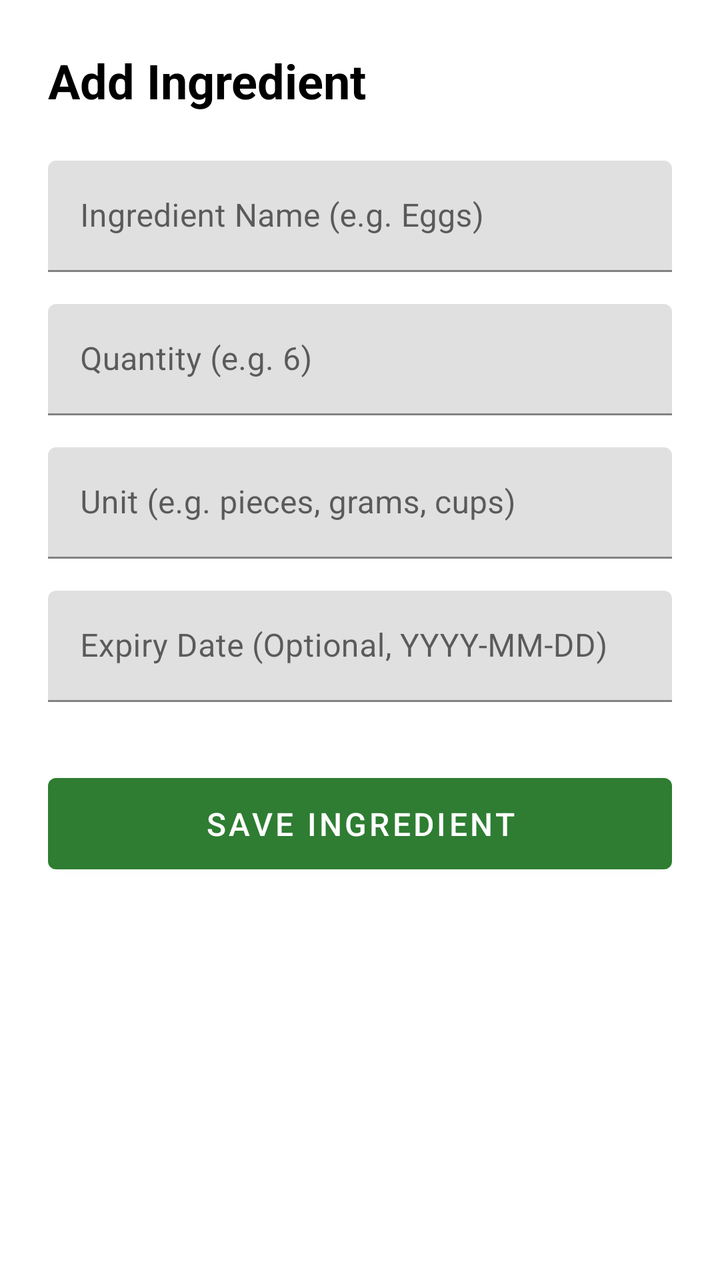
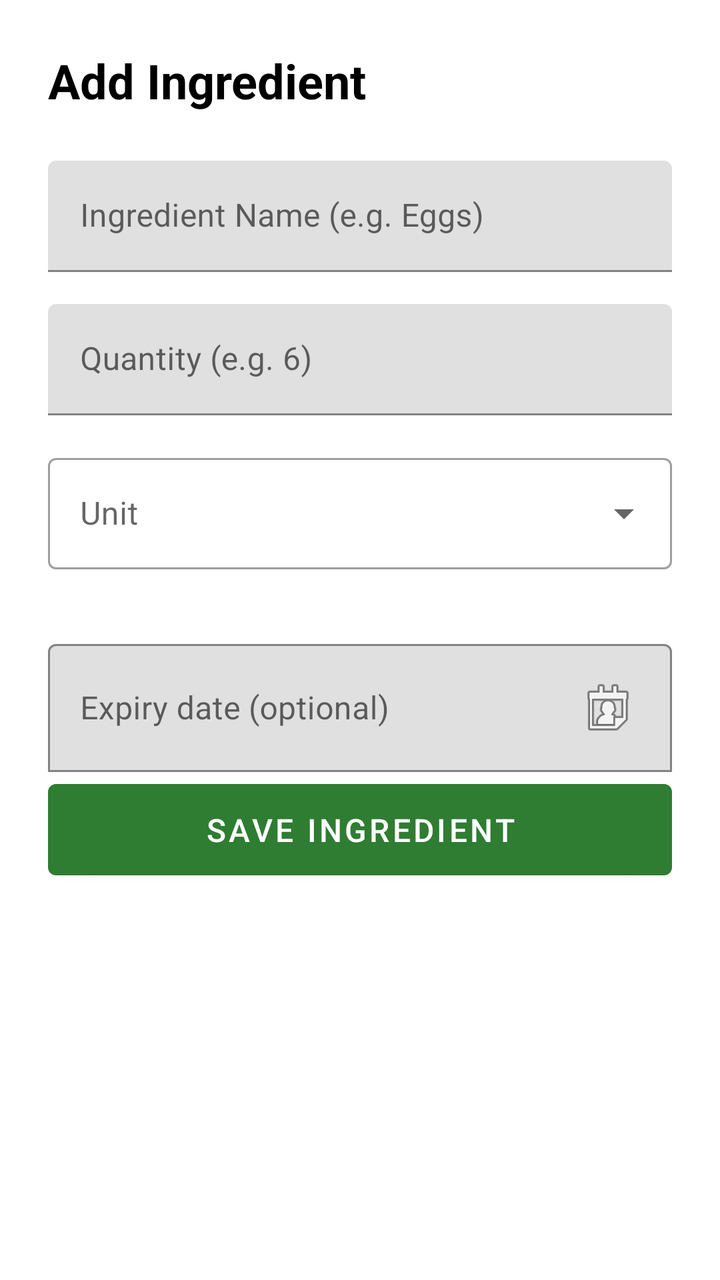

Compare the two renders of this Android layout. The source of the first and the diff that turns it into the second are given below.
<!-- AndroidManifest.xml: application theme Theme.SmartPantry -->
<!-- res/layout/activity_add_edit.xml -->
<?xml version="1.0" encoding="utf-8"?>
<ScrollView xmlns:android="http://schemas.android.com/apk/res/android"
    android:layout_width="match_parent"
    android:layout_height="match_parent"
    android:fillViewport="true">

    <LinearLayout
        android:layout_width="match_parent"
        android:layout_height="wrap_content"
        android:orientation="vertical"
        android:padding="24dp">

        
        <TextView
            android:id="@+id/tvTitle"
            android:layout_width="wrap_content"
            android:layout_height="wrap_content"
            android:text="Add Ingredient"
            android:textSize="24sp"
            android:textStyle="bold"
            android:textColor="#000000"
            android:layout_marginBottom="24dp" />

        
        <com.google.android.material.textfield.TextInputLayout
            android:layout_width="match_parent"
            android:layout_height="wrap_content"
            android:hint="Ingredient Name (e.g. Eggs)"
            android:layout_marginBottom="16dp">

            <com.google.android.material.textfield.TextInputEditText
                android:id="@+id/etName"
                android:layout_width="match_parent"
                android:layout_height="wrap_content"
                android:inputType="textCapWords" />

        </com.google.android.material.textfield.TextInputLayout>

        
        <com.google.android.material.textfield.TextInputLayout
            android:layout_width="match_parent"
            android:layout_height="wrap_content"
            android:hint="Quantity (e.g. 6)"
            android:layout_marginBottom="16dp">

            <com.google.android.material.textfield.TextInputEditText
                android:id="@+id/etQuantity"
                android:layout_width="match_parent"
                android:layout_height="wrap_content"
                android:inputType="numberDecimal" />

        </com.google.android.material.textfield.TextInputLayout>

        
        <com.google.android.material.textfield.TextInputLayout
            android:layout_width="match_parent"
            android:layout_height="wrap_content"
            android:hint="Unit (e.g. pieces, grams, cups)"
            android:layout_marginBottom="16dp">

            <com.google.android.material.textfield.TextInputEditText
                android:id="@+id/etUnit"
                android:layout_width="match_parent"
                android:layout_height="wrap_content"
                android:inputType="text" />

        </com.google.android.material.textfield.TextInputLayout>

        
        <com.google.android.material.textfield.TextInputLayout
            android:layout_width="match_parent"
            android:layout_height="wrap_content"
            android:hint="Expiry Date (Optional, YYYY-MM-DD)"
            android:layout_marginBottom="32dp">

            <com.google.android.material.textfield.TextInputEditText
                android:id="@+id/etExpiry"
                android:layout_width="match_parent"
                android:layout_height="wrap_content"
                android:inputType="date" />

        </com.google.android.material.textfield.TextInputLayout>

        
        <com.google.android.material.button.MaterialButton
            android:id="@+id/btnSave"
            android:layout_width="match_parent"
            android:layout_height="wrap_content"
            android:text="Save Ingredient"
            android:textSize="16sp"
            android:padding="12dp" />

        
        <com.google.android.material.button.MaterialButton
            android:id="@+id/btnDelete"
            android:layout_width="match_parent"
            android:layout_height="wrap_content"
            android:layout_marginTop="12dp"
            android:text="Delete Ingredient"
            android:textSize="16sp"
            android:padding="12dp"
            android:visibility="gone" />

    </LinearLayout>

</ScrollView>
<!-- resources referenced by this layout -->
<resources>
  <style name="Theme.SmartPantry" parent="Theme.MaterialComponents.Light.NoActionBar">
          <item name="colorPrimary">#2E7D32</item>
          <item name="colorPrimaryVariant">#1B5E20</item>
          <item name="colorOnPrimary">#FFFFFF</item>
          <item name="colorSecondary">#FFA000</item>
          <item name="colorSecondaryVariant">#F57C00</item>
          <item name="colorOnSecondary">#000000</item>
          <item name="android:textColorPrimary">#000000</item>
      </style>
</resources>

<!-- the commit's change to res/layout/activity_add_edit.xml (unified diff, before → after) -->
@@ -1,5 +1,7 @@
 <?xml version="1.0" encoding="utf-8"?>
-<ScrollView xmlns:android="http://schemas.android.com/apk/res/android"
+<ScrollView
+    xmlns:android="http://schemas.android.com/apk/res/android"
+    xmlns:app="http://schemas.android.com/apk/res-auto"
     android:layout_width="match_parent"
     android:layout_height="match_parent"
     android:fillViewport="true">
@@ -53,33 +55,45 @@
 
         
         <com.google.android.material.textfield.TextInputLayout
+            android:id="@+id/unitInputLayout"
+            style="@style/Widget.MaterialComponents.TextInputLayout.OutlinedBox.ExposedDropdownMenu"
             android:layout_width="match_parent"
             android:layout_height="wrap_content"
-            android:hint="Unit (e.g. pieces, grams, cups)"
+            android:hint="Unit"
             android:layout_marginBottom="16dp">
 
-            <com.google.android.material.textfield.TextInputEditText
+            <com.google.android.material.textfield.MaterialAutoCompleteTextView
                 android:id="@+id/etUnit"
                 android:layout_width="match_parent"
                 android:layout_height="wrap_content"
-                android:inputType="text" />
+                android:inputType="none"
+                android:clickable="true"
+                android:focusable="false"
+                android:focusableInTouchMode="false" />
 
         </com.google.android.material.textfield.TextInputLayout>
 
-        
+
         <com.google.android.material.textfield.TextInputLayout
+            android:id="@+id/expiryDateLayout"
             android:layout_width="match_parent"
             android:layout_height="wrap_content"
-            android:hint="Expiry Date (Optional, YYYY-MM-DD)"
-            android:layout_marginBottom="32dp">
+            android:hint="Expiry date (optional)"
+            android:layout_marginTop="16dp"
+            app:boxBackgroundMode="outline">
 
             <com.google.android.material.textfield.TextInputEditText
-                android:id="@+id/etExpiry"
+                android:id="@+id/etExpiryDate"
                 android:layout_width="match_parent"
                 android:layout_height="wrap_content"
-                android:inputType="date" />
+                android:focusable="false"
+                android:clickable="true"
+                android:inputType="none"
+                android:drawableEnd="@android:drawable/ic_menu_my_calendar"
+                android:padding="16dp" />
 
         </com.google.android.material.textfield.TextInputLayout>
+
 
         
         <com.google.android.material.button.MaterialButton
